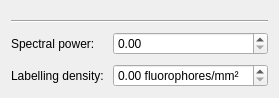
First picture: the form in frcpredict/ui/input/sample/sample_properties_w.ui, repository Bodeeen/Resolution_prediction_software, before the edit.
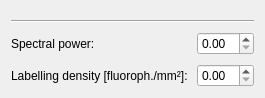
Second picture: the form after the edit. Custom widgets are drawn as their Qt base class.

Commit message: improvement: units in labels (closes #14)

Patch:
```diff
--- a/frcpredict/ui/input/sample/sample_properties_w.ui
+++ b/frcpredict/ui/input/sample/sample_properties_w.ui
@@ -6,7 +6,7 @@
    <rect>
     <x>0</x>
     <y>0</y>
-    <width>247</width>
+    <width>244</width>
     <height>97</height>
    </rect>
   </property>
@@ -42,15 +42,12 @@
      <item row="1" column="0">
       <widget class="QLabel" name="lblLabellingDensity">
        <property name="text">
-        <string>Labelling density:</string>
+        <string>Labelling density [fluoroph./mm²]:</string>
        </property>
       </widget>
      </item>
      <item row="1" column="1">
       <widget class="QDoubleSpinBox" name="editLabellingDensity">
-       <property name="suffix">
-        <string> fluorophores/mm²</string>
-       </property>
       </widget>
      </item>
     </layout>
```
The commit also changes 3 other files.
